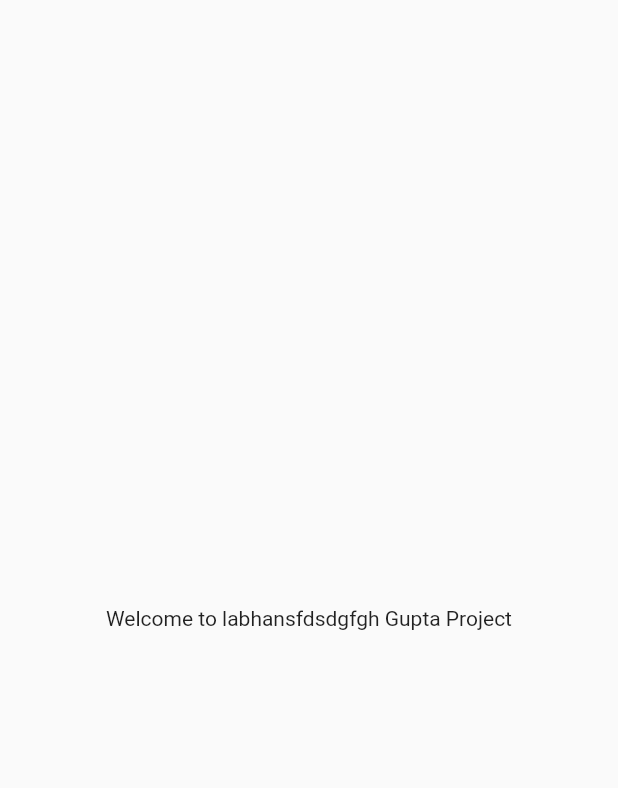
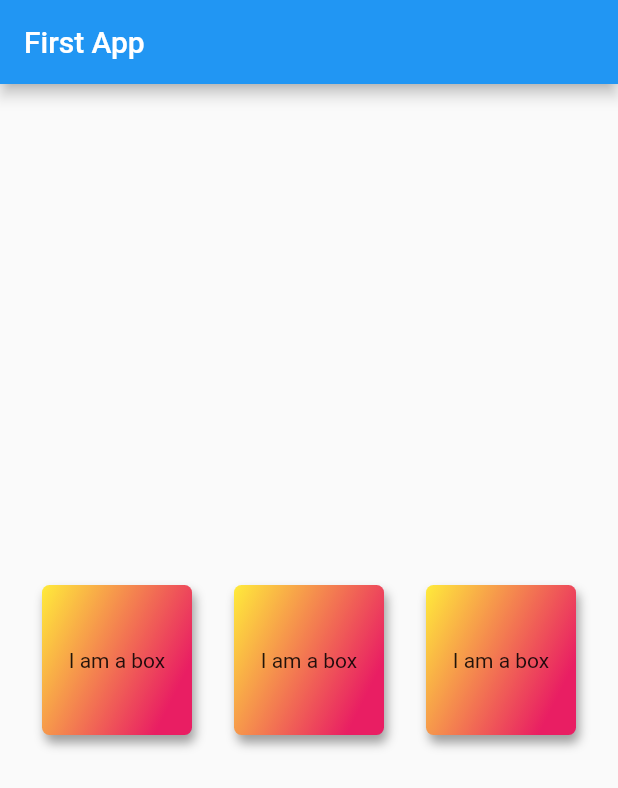
Before and after one commit to LabhanshGupta2001/flutter-first-project, a Flutter app: the screen it shows after launch, on a phone screen of 412 x 824 dp. Shown: the top 788 px of the screen. Run offline on Flutter 3.47's test engine with Material 2 defaults, Android fonts, the phone set to English and light mode, and no system bars.

Commit message:
chapter 2

```diff
--- /dev/null
+++ b/lib/HomePage.dart
@@ -0,0 +1,27 @@
+import 'package:flutter/material.dart';
+
+void main() {}
+
+class HomePage extends StatelessWidget {
+  var name = "labhansh";
+  late int num, originalNum, remainder, result = 0;
+
+  @override
+  Widget build(BuildContext context) {
+    return Scaffold(
+      appBar: AppBar(
+        title: Text("First App"),
+      ),
+      body: Center(
+        child: Column(
+          children: [
+            Text("Welcome to $name  Project"),
+            TextField()
+          ],
+        ),
+      ),
+      drawer: Drawer(),
+    );
+  }
+
+}
--- a/lib/main.dart
+++ b/lib/main.dart
@@ -1,21 +1,80 @@
 import 'package:flutter/material.dart';
 
 void main() {
-  runApp(Myapp());
+  runApp(const MaterialApp(title: "labhansh gupta", home: homePage()));
 }
 
-class Myapp extends StatelessWidget {
-  const Myapp({Key? key}) : super(key: key);
+class homePage extends StatelessWidget {
+  const homePage({Key? key}) : super(key: key);
 
   @override
   Widget build(BuildContext context) {
-    return MaterialApp(
-        home: Material(
-      child: Center(
-        child: Container(
-          child: Text("Welcome to labhansfdsdgfgh Gupta Project"),
+    return Scaffold(
+      appBar: AppBar(
+        title: const Text("First App"),
+      ),
+      body: Center(
+        child: Row(
+          mainAxisAlignment: MainAxisAlignment.spaceEvenly,
+          children: [
+            Container(
+              alignment: Alignment.center,
+              width: 100,
+              height: 100,
+              decoration: BoxDecoration(
+                  borderRadius: BorderRadius.circular(5),
+                  boxShadow: const [
+                    BoxShadow(
+                        color: Colors.grey,
+                        blurRadius: 5,
+                        offset: Offset(2.0, 5.0))
+                  ],
+                  gradient: const LinearGradient(
+                      colors: [Colors.yellow, Colors.pink],
+                      begin: Alignment.topLeft)),
+              padding: const EdgeInsets.all(12),
+              child: const Text("I am a box"),
+            ),
+            Container(
+              alignment: Alignment.center,
+              width: 100,
+              height: 100,
+              decoration: BoxDecoration(
+                  borderRadius: BorderRadius.circular(5),
+                  boxShadow: const [
+                    BoxShadow(
+                        color: Colors.grey,
+                        blurRadius: 5,
+                        offset: Offset(2.0, 5.0))
+                  ],
+                  gradient: const LinearGradient(
+                      colors: [Colors.yellow, Colors.pink],
+                      begin: Alignment.topLeft)),
+              padding: const EdgeInsets.all(12),
+              child: const Text("I am a box"),
+            ),
+            Container(
+
+              alignment: Alignment.center,
+              width: 100,
+              height: 100,
+              decoration: BoxDecoration(
+                  borderRadius: BorderRadius.circular(5),
+                  boxShadow: const [
+                    BoxShadow(
+                        color: Colors.grey,
+                        blurRadius: 5,
+                        offset: Offset(2.0, 5.0))
+                  ],
+                  gradient: const LinearGradient(
+                      colors: [Colors.yellow, Colors.pink],
+                      begin: Alignment.topLeft)),
+              padding: const EdgeInsets.all(12),
+              child: const Text("I am a box"),
+            ),
+          ],
         ),
       ),
-    ));
+    );
   }
 }
```
